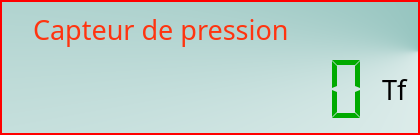
levanhong05/NapiEmbedded, file napiLCD/pressurewidget.ui: the form before one commit.
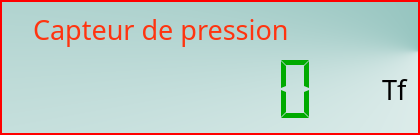
The form after the commit. Icons and pictures are not drawn.

What changed in the file:
```diff
--- a/napiLCD/pressurewidget.ui
+++ b/napiLCD/pressurewidget.ui
@@ -175,7 +175,7 @@
         <enum>QFrame::NoFrame</enum>
        </property>
        <property name="digitCount">
-        <number>10</number>
+        <number>7</number>
        </property>
        <property name="segmentStyle">
         <enum>QLCDNumber::Flat</enum>
```
